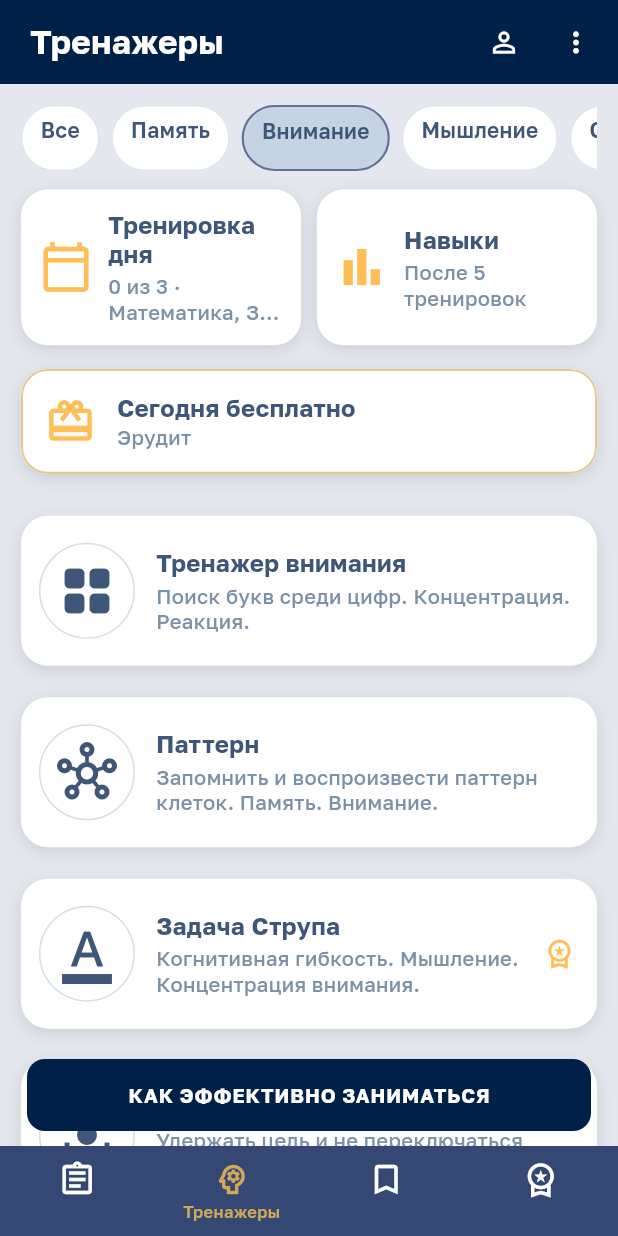
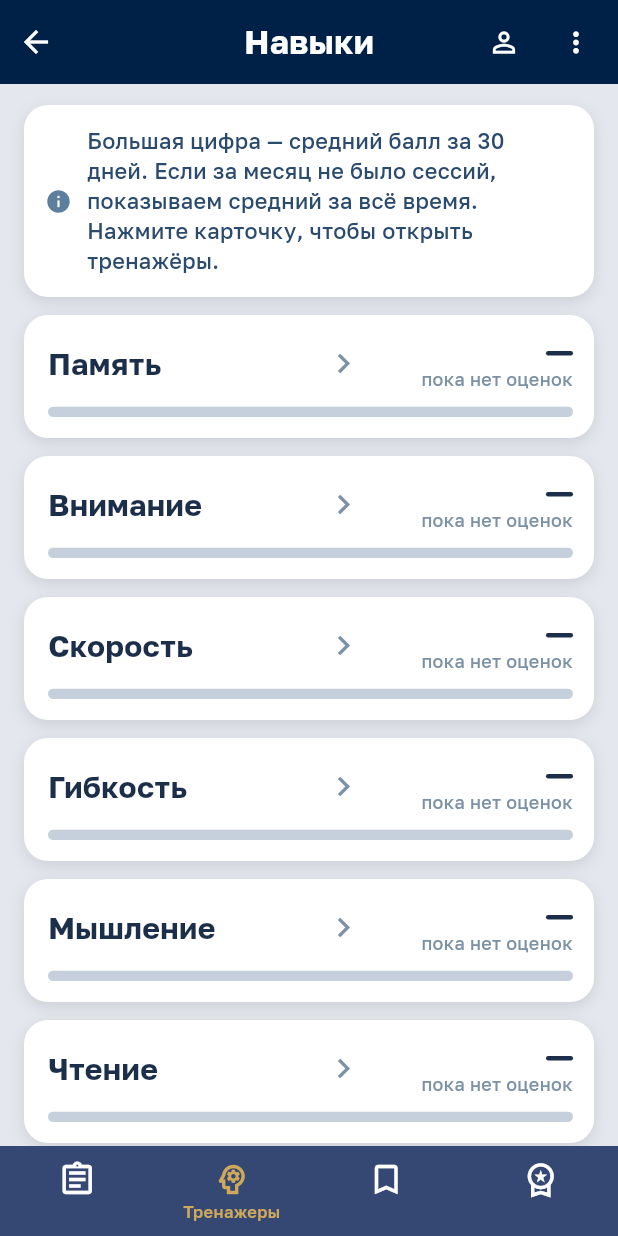
Before and after one commit to paveldarensky/oxford_mobile_app, a Flutter app: the screen it shows after launch, item 2 of the bottom bar chosen, after a tap on "Навыки", on a phone screen of 412 x 824 dp. Run offline on Flutter 3.47's test engine with Material 3 defaults, Android fonts, the phone set to English and light mode, and no system bars; project files that could hold a hidden picture were left out.

Commit message:
add: skills screen

```diff
--- a/lib/screens/attention/attention_trainer_screen.dart
+++ b/lib/screens/attention/attention_trainer_screen.dart
@@ -15,6 +15,8 @@ class AttentionScore {
   static final List<int> _rounds = [];
 
   static void add(int correct) => _rounds.add(correct);
+
+  static bool get hasRounds => _rounds.isNotEmpty;
 
   static int get best => _rounds.reduce((a, b) => a > b ? a : b);
 
--- a/lib/screens/home/home_screen.dart
+++ b/lib/screens/home/home_screen.dart
@@ -4,6 +4,7 @@ import 'package:oxford/data/daily_tasks_data.dart';
 import 'package:oxford/data/task_lessons.dart';
 import 'package:oxford/models/daily_task.dart';
 import 'package:oxford/screens/daily_tasks/daily_tasks_screen.dart';
+import 'package:oxford/screens/skills/skills_screen.dart';
 import 'package:oxford/screens/task_reader/task_reader_screen.dart';
 import 'package:oxford/screens/trainers/trainers_screen.dart';
 import 'package:oxford/theme/oxford_colors.dart';
@@ -24,6 +25,7 @@ class HomeScreen extends StatefulWidget {
 
 class _HomeScreenState extends State<HomeScreen> {
   OxfordTab _tab = OxfordTab.tasks;
+  bool _skills = false;
   bool _saved = false;
   bool? _liked;
 
@@ -38,7 +40,10 @@ class _HomeScreenState extends State<HomeScreen> {
 
   void _selectTab(OxfordTab tab) {
     if (tab == OxfordTab.bookmarks || tab == OxfordTab.premium) return;
-    setState(() => _tab = tab);
+    setState(() {
+      _tab = tab;
+      if (tab != OxfordTab.trainers) _skills = false;
+    });
   }
 
   @override
@@ -57,12 +62,23 @@ class _HomeScreenState extends State<HomeScreen> {
               color: OxfordColors.header,
               child: SafeArea(
                 bottom: false,
-                child: OxfordHeader(title: trainers ? 'Тренажеры' : 'Задания'),
+                child: OxfordHeader(
+                  title: _skills
+                      ? 'Навыки'
+                      : (trainers ? 'Тренажеры' : 'Задания'),
+                  onBack: _skills
+                      ? () => setState(() => _skills = false)
+                      : null,
+                ),
               ),
             ),
             Expanded(
               child: trainers
-                  ? const TrainersScreen()
+                  ? (_skills
+                        ? const SkillsScreen()
+                        : TrainersScreen(
+                            onSkills: () => setState(() => _skills = true),
+                          ))
                   : DailyTasksScreen(
                       onTaskTap: (task) => _openTask(context, task),
                     ),
--- /dev/null
+++ b/lib/screens/skills/skills_screen.dart
@@ -0,0 +1,359 @@
+import 'package:flutter/material.dart';
+import 'package:oxford/data/trainers_data.dart';
+import 'package:oxford/models/trainer.dart';
+import 'package:oxford/screens/attention/attention_trainer_screen.dart';
+import 'package:oxford/theme/oxford_colors.dart';
+import 'package:oxford/theme/oxford_text.dart';
+import 'package:oxford/widgets/icons/asset_icon.dart';
+import 'package:oxford/widgets/icons/trainer_glyphs.dart';
+
+/// Шесть навыков. Оценки есть только у «Внимания» — из пройденного тренажёра.
+enum _Skill { memory, attention, speed, flexibility, thinking, reading }
+
+const _skillOrder = <_Skill>[
+  _Skill.memory,
+  _Skill.attention,
+  _Skill.speed,
+  _Skill.flexibility,
+  _Skill.thinking,
+  _Skill.reading,
+];
+
+const _attentionTrainers = <TrainerIcon>[
+  TrainerIcon.attention,
+  TrainerIcon.pattern,
+  TrainerIcon.schulte,
+];
+
+/// Экран «Навыки»: средние баллы и тренажёры выбранного навыка.
+class SkillsScreen extends StatefulWidget {
+  const SkillsScreen({super.key});
+
+  @override
+  State<SkillsScreen> createState() => _SkillsScreenState();
+}
+
+class _SkillsScreenState extends State<SkillsScreen> {
+  _Skill? _open;
+
+  String _title(_Skill skill) {
+    return switch (skill) {
+      _Skill.memory => 'Память',
+      _Skill.attention => 'Внимание',
+      _Skill.speed => 'Скорость',
+      _Skill.flexibility => 'Гибкость',
+      _Skill.thinking => 'Мышление',
+      _Skill.reading => 'Чтение',
+    };
+  }
+
+  void _toggle(_Skill skill) {
+    setState(() => _open = _open == skill ? null : skill);
+  }
+
+  Future<void> _trainAttention() async {
+    await Navigator.of(context).push(
+      MaterialPageRoute<void>(
+        builder: (context) => const AttentionTrainerScreen(),
+      ),
+    );
+    if (mounted) setState(() {});
+  }
+
+  @override
+  Widget build(BuildContext context) {
+    final scored = AttentionScore.hasRounds;
+    final average = scored ? AttentionScore.average : null;
+    final best = scored ? AttentionScore.best : null;
+
+    return ListView(
+      padding: const EdgeInsets.fromLTRB(16, 14, 16, 24),
+      children: [
+        const _HintCard(),
+        const SizedBox(height: 12),
+        for (final skill in _skillOrder) ...[
+          _SkillCard(
+            title: _title(skill),
+            expanded: _open == skill,
+            average: skill == _Skill.attention ? average : null,
+            best: skill == _Skill.attention ? best : null,
+            trainers: skill == _Skill.attention ? _attentionTrainers : const [],
+            onToggle: () => _toggle(skill),
+            onTrain: skill == _Skill.attention ? _trainAttention : null,
+          ),
+          const SizedBox(height: 12),
+        ],
+        _TrainButton(
+          label: 'ПОТРЕНИРОВАТЬ: ВНИМАНИЕ',
+          onPressed: _trainAttention,
+        ),
+      ],
+    );
+  }
+}
+
+class _HintCard extends StatelessWidget {
+  const _HintCard();
+
+  @override
+  Widget build(BuildContext context) {
+    return const _Card(
+      child: Padding(
+        padding: EdgeInsets.fromLTRB(14, 14, 16, 14),
+        child: Row(
+          crossAxisAlignment: CrossAxisAlignment.center,
+          children: [
+            AssetIcon(
+              path: 'assets/icons/attention/info.png',
+              fallback: Icons.info,
+              size: 18,
+              color: Color(0xFF5C7F9E),
+              tint: true,
+            ),
+            SizedBox(width: 10),
+            Expanded(
+              child: Text(
+                'Большая цифра — средний балл за 30 дней. Если за месяц не было сессий, показываем средний за всё время. Нажмите карточку, чтобы открыть тренажёры.',
+                style: OxfordText.skillHint,
+              ),
+            ),
+          ],
+        ),
+      ),
+    );
+  }
+}
+
+class _SkillCard extends StatelessWidget {
+  const _SkillCard({
+    required this.title,
+    required this.expanded,
+    required this.average,
+    required this.best,
+    required this.trainers,
+    required this.onToggle,
+    required this.onTrain,
+  });
+
+  final String title;
+  final bool expanded;
+  final int? average;
+  final int? best;
+  final List<TrainerIcon> trainers;
+  final VoidCallback onToggle;
+  final VoidCallback? onTrain;
+
+  @override
+  Widget build(BuildContext context) {
+    final scored = average != null;
+    return _Card(
+      child: Column(
+        crossAxisAlignment: CrossAxisAlignment.stretch,
+        children: [
+          InkWell(
+            onTap: onToggle,
+            child: Padding(
+              padding: const EdgeInsets.fromLTRB(16, 16, 14, 14),
+              child: Column(
+                crossAxisAlignment: CrossAxisAlignment.stretch,
+                children: [
+                  Row(
+                    crossAxisAlignment: CrossAxisAlignment.center,
+                    children: [
+                      Expanded(
+                        child: Text(title, style: OxfordText.skillTitle),
+                      ),
+                      Icon(
+                        expanded
+                            ? Icons.keyboard_arrow_down
+                            : Icons.chevron_right,
+                        color: OxfordColors.trainerSubtitle,
+                        size: 26,
+                      ),
+                      const SizedBox(width: 8),
+                      _ScoreMark(average: average),
+                    ],
+                  ),
+                  const SizedBox(height: 12),
+                  _ScoreBar(value: scored ? average! / 100 : 0),
+                  if (best != null) ...[
+                    const SizedBox(height: 8),
+                    Text('Лучший $best', style: OxfordText.skillCaption),
+                  ],
+                ],
+              ),
+            ),
+          ),
+          AnimatedSize(
+            duration: const Duration(milliseconds: 200),
+            curve: Curves.easeOutCubic,
+            alignment: Alignment.topCenter,
+            child: expanded
+                ? Padding(
+                    padding: const EdgeInsets.fromLTRB(8, 0, 8, 16),
+                    child: Column(
+                      children: [
+                        for (final icon in trainers)
+                          _TrainerRow(
+                            trainer: _trainerByIcon(icon),
+                            onTap: icon == TrainerIcon.attention
+                                ? onTrain
+                                : null,
+                          ),
+                        if (onTrain != null) ...[
+                          const SizedBox(height: 8),
+                          Padding(
+                            padding: const EdgeInsets.symmetric(horizontal: 8),
+                            child: _TrainButton(
+                              label: 'ТРЕНИРОВАТЬ',
+                              onPressed: onTrain!,
+                            ),
+                          ),
+                        ],
+                      ],
+                    ),
+                  )
+                : const SizedBox(width: double.infinity),
+          ),
+        ],
+      ),
+    );
+  }
+}
+
+Trainer _trainerByIcon(TrainerIcon icon) {
+  return trainers.firstWhere((item) => item.icon == icon);
+}
+
+class _ScoreMark extends StatelessWidget {
+  const _ScoreMark({required this.average});
+
+  final int? average;
+
+  @override
+  Widget build(BuildContext context) {
+    return SizedBox(
+      width: 132,
+      child: Column(
+        crossAxisAlignment: CrossAxisAlignment.end,
+        children: [
+          if (average == null)
+            Container(
+              width: 18,
+              height: 3,
+              margin: const EdgeInsets.only(top: 8, bottom: 8),
+              decoration: BoxDecoration(
+                color: const Color(0xFF1B2E4A),
+                borderRadius: BorderRadius.circular(2),
+              ),
+            )
+          else
+            Text('$average', style: OxfordText.skillScore),
+          Text(
+            average == null ? 'пока нет оценок' : 'средний за 30 дней',
+            textAlign: TextAlign.right,
+            style: OxfordText.skillCaption,
+          ),
+        ],
+      ),
+    );
+  }
+}
+
+class _ScoreBar extends StatelessWidget {
+  const _ScoreBar({required this.value});
+
+  final double value;
+
+  @override
+  Widget build(BuildContext context) {
+    final filled = value.clamp(0.0, 1.0);
+    return ClipRRect(
+      borderRadius: BorderRadius.circular(4),
+      child: SizedBox(
+        height: 7,
+        child: LinearProgressIndicator(
+          value: filled == 0 ? 0 : filled,
+          backgroundColor: const Color(0xFFC5D0DC),
+          color: filled == 0
+              ? const Color(0xFFC5D0DC)
+              : const Color(0xFF243044),
+          minHeight: 7,
+        ),
+      ),
+    );
+  }
+}
+
+class _TrainerRow extends StatelessWidget {
+  const _TrainerRow({required this.trainer, required this.onTap});
+
+  final Trainer trainer;
+  final VoidCallback? onTap;
+
+  @override
+  Widget build(BuildContext context) {
+    return InkWell(
+      onTap: onTap,
+      borderRadius: BorderRadius.circular(10),
+      child: Padding(
+        padding: const EdgeInsets.symmetric(horizontal: 8, vertical: 8),
+        child: Row(
+          children: [
+            TrainerGlyph(icon: trainer.icon, size: 32),
+            const SizedBox(width: 12),
+            Expanded(
+              child: Text(trainer.title, style: OxfordText.trainerTitle),
+            ),
+          ],
+        ),
+      ),
+    );
+  }
+}
+
+class _TrainButton extends StatelessWidget {
+  const _TrainButton({required this.label, required this.onPressed});
+
+  final String label;
+  final VoidCallback onPressed;
+
+  @override
+  Widget build(BuildContext context) {
+    return Material(
+      color: OxfordColors.header,
+      borderRadius: BorderRadius.circular(10),
+      clipBehavior: Clip.antiAlias,
+      child: InkWell(
+        onTap: onPressed,
+        child: SizedBox(
+          height: 48,
+          width: double.infinity,
+          child: Center(child: Text(label, style: OxfordText.attentionButton)),
+        ),
+      ),
+    );
+  }
+}
+
+class _Card extends StatelessWidget {
+  const _Card({required this.child});
+
+  final Widget child;
+
+  @override
+  Widget build(BuildContext context) {
+    return DecoratedBox(
+      decoration: BoxDecoration(
+        borderRadius: BorderRadius.circular(16),
+        boxShadow: const [OxfordColors.cardShadow],
+      ),
+      child: Material(
+        color: OxfordColors.card,
+        borderRadius: BorderRadius.circular(16),
+        clipBehavior: Clip.antiAlias,
+        child: child,
+      ),
+    );
+  }
+}
--- a/lib/screens/trainers/trainers_screen.dart
+++ b/lib/screens/trainers/trainers_screen.dart
@@ -9,7 +9,9 @@ import 'package:oxford/widgets/icons/trainer_glyphs.dart';
 
 /// Вкладка «Тренажеры»: фильтры, карточки дня и список упражнений.
 class TrainersScreen extends StatefulWidget {
-  const TrainersScreen({super.key});
+  const TrainersScreen({super.key, required this.onSkills});
+
+  final VoidCallback onSkills;
 
   @override
   State<TrainersScreen> createState() => _TrainersScreenState();
@@ -63,7 +65,8 @@ class _TrainersScreenState extends State<TrainersScreen> {
                     child: _InfoCard(
                       icon: const BarsGlyph(),
                       title: 'Навыки',
-                      subtitle: 'После 5\nтренировок',
+                      subtitle: 'Память,\nвнимание, чтение',
+                      onTap: widget.onSkills,
                     ),
                   ),
                 ],
@@ -135,15 +138,18 @@ class _InfoCard extends StatelessWidget {
     required this.icon,
     required this.title,
     required this.subtitle,
+    this.onTap,
   });
 
   final Widget icon;
   final String title;
   final String subtitle;
+  final VoidCallback? onTap;
 
   @override
   Widget build(BuildContext context) {
     return _Pressable(
+      onTap: onTap,
       child: Padding(
         padding: const EdgeInsets.fromLTRB(12, 14, 12, 14),
         child: Row(
--- a/lib/theme/oxford_text.dart
+++ b/lib/theme/oxford_text.dart
@@ -194,6 +194,42 @@ abstract final class OxfordText {
     height: 1.25,
   );
 
+  static const skillTitle = TextStyle(
+    fontFamily: _family,
+    fontFamilyFallback: _fallback,
+    fontSize: 20,
+    fontWeight: FontWeight.w700,
+    color: Color(0xFF1B2E4A),
+    height: 1.15,
+  );
+
+  static const skillScore = TextStyle(
+    fontFamily: _family,
+    fontFamilyFallback: _fallback,
+    fontSize: 28,
+    fontWeight: FontWeight.w700,
+    color: Color(0xFF1B2E4A),
+    height: 1,
+  );
+
+  static const skillCaption = TextStyle(
+    fontFamily: _family,
+    fontFamilyFallback: _fallback,
+    fontSize: 12,
+    fontWeight: FontWeight.w500,
+    color: OxfordColors.trainerSubtitle,
+    height: 1.2,
+  );
+
+  static const skillHint = TextStyle(
+    fontFamily: _family,
+    fontFamilyFallback: _fallback,
+    fontSize: 14.5,
+    fontWeight: FontWeight.w500,
+    color: Color(0xFF2A4A6E),
+    height: 1.35,
+  );
+
   static const trainerChip = TextStyle(
     fontFamily: _family,
     fontFamilyFallback: _fallback,
--- a/lib/widgets/oxford_header.dart
+++ b/lib/widgets/oxford_header.dart
@@ -1,6 +1,7 @@
 import 'package:flutter/material.dart';
 import 'package:oxford/theme/oxford_text.dart';
 import 'package:oxford/widgets/icons/chrome_icons.dart';
+import 'package:oxford/widgets/icons/reader_icons.dart';
 
 /// Тёмная шапка вкладки: заголовок, профиль и меню.
 class OxfordHeader extends StatelessWidget {
@@ -9,22 +10,19 @@ class OxfordHeader extends StatelessWidget {
     this.title = 'Задания',
     this.onProfile,
     this.onMenu,
+    this.onBack,
   });
 
   final String title;
   final VoidCallback? onProfile;
   final VoidCallback? onMenu;
+  final VoidCallback? onBack;
 
   @override
   Widget build(BuildContext context) {
-    return SizedBox(
-      height: 56,
-      child: Padding(
-        padding: const EdgeInsets.only(left: 20),
-        child: Row(
+    final actions = Row(
+      mainAxisSize: MainAxisSize.min,
       children: [
-            Text(title, style: OxfordText.headerTitle),
-            const Spacer(),
         _HeaderButton(
           tooltip: 'Профиль',
           onPressed: onProfile,
@@ -37,7 +35,40 @@ class OxfordHeader extends StatelessWidget {
         ),
         const SizedBox(width: 4),
       ],
+    );
+
+    if (onBack == null) {
+      return SizedBox(
+        height: 56,
+        child: Padding(
+          padding: const EdgeInsets.only(left: 20),
+          child: Row(
+            children: [
+              Text(title, style: OxfordText.headerTitle),
+              const Spacer(),
+              actions,
+            ],
           ),
+        ),
+      );
+    }
+
+    return SizedBox(
+      height: 56,
+      child: Stack(
+        alignment: Alignment.center,
+        children: [
+          Text(title, style: OxfordText.headerTitle),
+          Align(
+            alignment: Alignment.centerLeft,
+            child: IconButton(
+              tooltip: 'Назад',
+              onPressed: onBack,
+              icon: const BackArrowIcon(),
+            ),
+          ),
+          Align(alignment: Alignment.centerRight, child: actions),
+        ],
       ),
     );
   }
```
Also changed, not shown: 1 other file. Lines whose indentation alone changed are shown as unchanged.
